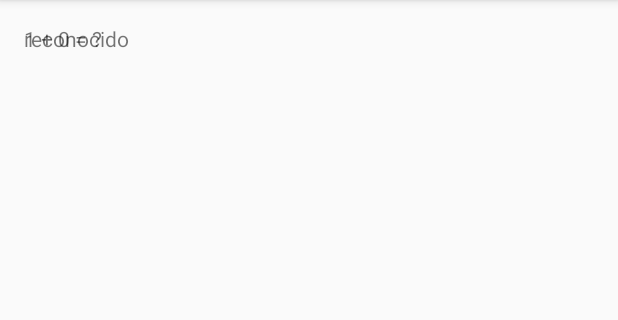
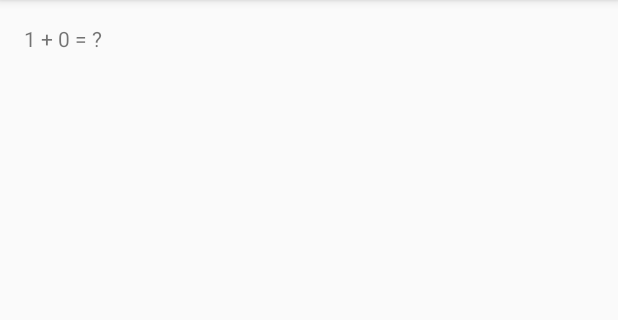
Before and after one commit to AbdonKun/Gestos, an Android app: the screen it shows after launch (MainActivity), on a phone screen of 412 x 824 dp, the part 84-404 px from its top. Run offline under Robolectric (Android 15) with nearby library versions, the light colour scheme and no system bars; libraries missing offline, so code that uses them is left out: com.github.nkzawa.emitter, com.github.nkzawa.socketio; pictures from the network do not load.

Commit message:
versiona final

```diff
--- a/app/src/main/res/layout/content_main.xml
+++ b/app/src/main/res/layout/content_main.xml
@@ -13,26 +13,28 @@
     tools:context="com.example.abdon.gestos.MainActivity"
     tools:showIn="@layout/activity_main">
 
-    <android.gesture.GestureOverlayView
-        android:id="@+id/gesto"
-        android:layout_width="match_parent"
-        android:layout_height="match_parent"
-
-        />
 
     <TextView
-        android:id="@+id/reconocido"
-        android:layout_width="wrap_content"
-        android:layout_height="wrap_content"
-        android:text="reconocido"/>
-    <TextView
-        android:id="@+id/pregunta"
         android:layout_width="wrap_content"
         android:layout_height="wrap_content"
         android:text=""
-        android:layout_alignParentTop="true"/>
-        <!--android:layout_toRightOf="@+id/reconocido"
-        android:layout_toEndOf="@+id/reconocido" -->
+        android:id="@+id/pregunta"
+        android:layout_alignParentTop="true"
+        android:layout_alignParentLeft="true"
+        android:layout_alignParentStart="true" />
 
+    <TextView
+        android:layout_width="wrap_content"
+        android:layout_height="wrap_content"
+        android:text=""
+        android:id="@+id/reconocido"
+        android:layout_below="@+id/pregunta"
+        android:layout_alignParentLeft="true"
+        android:layout_alignParentStart="true" />
 
+    <android.gesture.GestureOverlayView
+        android:id="@+id/gestures"
+        android:layout_width="match_parent"
+        android:layout_height="match_parent"
+        android:layout_below="@+id/reconocido"/>
 </RelativeLayout>
```
Also changed, not shown: app/src/main/java/com/example/abdon/gestos/MainActivity.java (+27 -16 lines).
